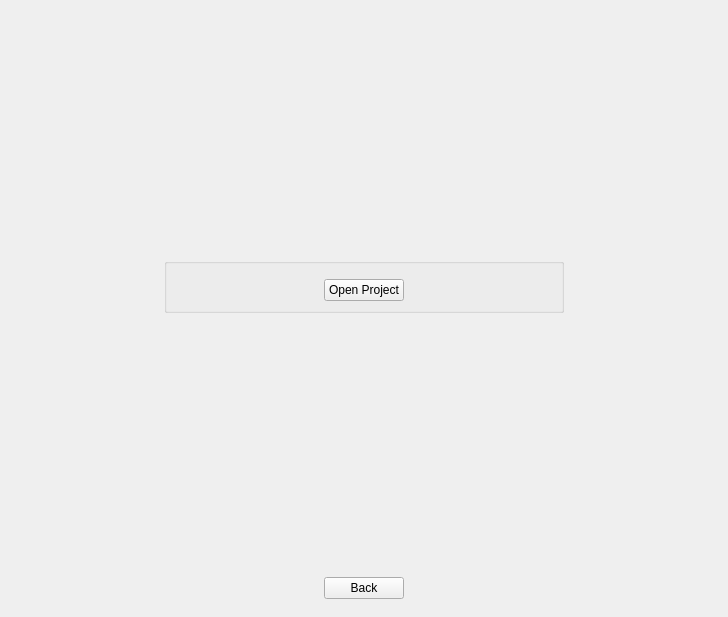
This is src/SceneScreen.ui in RemotelyChaotic/JOIPEngine as Qt 5 draws it before an edit. The edited form follows.
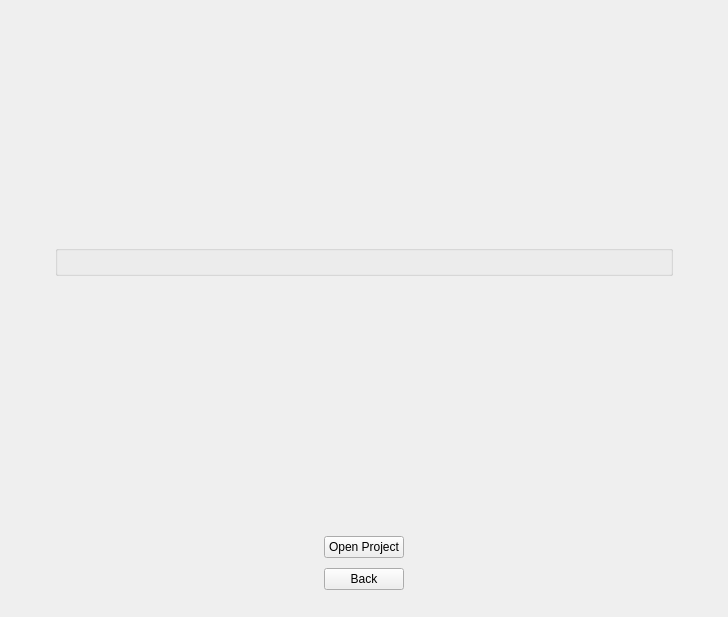
This is the edited form. Custom widgets are drawn as their Qt base class.

```diff
--- a/src/SceneScreen.ui
+++ b/src/SceneScreen.ui
@@ -36,6 +36,83 @@
      </property>
      <widget class="QWidget" name="pPageSelection">
       <layout class="QGridLayout" name="gridLayout_3">
+       <item row="1" column="1">
+        <widget class="QGroupBox" name="groupBox">
+         <property name="sizePolicy">
+          <sizepolicy hsizetype="Expanding" vsizetype="Preferred">
+           <horstretch>0</horstretch>
+           <verstretch>0</verstretch>
+          </sizepolicy>
+         </property>
+         <layout class="QGridLayout" name="gridLayout">
+          <item row="0" column="0" colspan="3">
+           <widget class="CProjectCardSelectionWidget" name="pProjectCardSelectionWidget" native="true">
+            <property name="sizePolicy">
+             <sizepolicy hsizetype="Expanding" vsizetype="Preferred">
+              <horstretch>0</horstretch>
+              <verstretch>0</verstretch>
+             </sizepolicy>
+            </property>
+           </widget>
+          </item>
+         </layout>
+        </widget>
+       </item>
+       <item row="4" column="0" colspan="3">
+        <widget class="QWidget" name="widget_3" native="true">
+         <layout class="QHBoxLayout" name="horizontalLayout">
+          <item>
+           <spacer name="horizontalSpacer_7">
+            <property name="orientation">
+             <enum>Qt::Horizontal</enum>
+            </property>
+            <property name="sizeHint" stdset="0">
+             <size>
+              <width>40</width>
+              <height>20</height>
+             </size>
+            </property>
+           </spacer>
+          </item>
+          <item>
+           <widget class="QWidget" name="widget" native="true">
+            <layout class="QVBoxLayout" name="verticalLayout">
+             <property name="spacing">
+              <number>10</number>
+             </property>
+             <item>
+              <widget class="CMenuButton" name="pOpenExistingProjectButton">
+               <property name="text">
+                <string>Open Project</string>
+               </property>
+              </widget>
+             </item>
+             <item>
+              <widget class="CMenuButton" name="pCancelButton">
+               <property name="text">
+                <string>Back</string>
+               </property>
+              </widget>
+             </item>
+            </layout>
+           </widget>
+          </item>
+          <item>
+           <spacer name="horizontalSpacer_8">
+            <property name="orientation">
+             <enum>Qt::Horizontal</enum>
+            </property>
+            <property name="sizeHint" stdset="0">
+             <size>
+              <width>40</width>
+              <height>20</height>
+             </size>
+            </property>
+           </spacer>
+          </item>
+         </layout>
+        </widget>
+       </item>
        <item row="0" column="1">
         <spacer name="verticalSpacer_2">
          <property name="orientation">
@@ -49,32 +126,6 @@
          </property>
         </spacer>
        </item>
-       <item row="1" column="0">
-        <spacer name="horizontalSpacer">
-         <property name="orientation">
-          <enum>Qt::Horizontal</enum>
-         </property>
-         <property name="sizeHint" stdset="0">
-          <size>
-           <width>149</width>
-           <height>20</height>
-          </size>
-         </property>
-        </spacer>
-       </item>
-       <item row="1" column="2">
-        <spacer name="horizontalSpacer_2">
-         <property name="orientation">
-          <enum>Qt::Horizontal</enum>
-         </property>
-         <property name="sizeHint" stdset="0">
-          <size>
-           <width>149</width>
-           <height>20</height>
-          </size>
-         </property>
-        </spacer>
-       </item>
        <item row="2" column="1">
         <spacer name="verticalSpacer">
          <property name="orientation">
@@ -88,86 +139,37 @@
          </property>
         </spacer>
        </item>
-       <item row="3" column="0" colspan="3">
-        <widget class="QWidget" name="widget_3" native="true">
-         <layout class="QHBoxLayout" name="horizontalLayout">
-          <item>
-           <spacer name="horizontalSpacer_7">
-            <property name="orientation">
-             <enum>Qt::Horizontal</enum>
-            </property>
-            <property name="sizeHint" stdset="0">
-             <size>
-              <width>40</width>
-              <height>20</height>
-             </size>
-            </property>
-           </spacer>
-          </item>
-          <item>
-           <widget class="CMenuButton" name="pCancelButton">
-            <property name="text">
-             <string>Back</string>
-            </property>
-           </widget>
-          </item>
-          <item>
-           <spacer name="horizontalSpacer_8">
-            <property name="orientation">
-             <enum>Qt::Horizontal</enum>
-            </property>
-            <property name="sizeHint" stdset="0">
-             <size>
-              <width>40</width>
-              <height>20</height>
-             </size>
-            </property>
-           </spacer>
-          </item>
-         </layout>
-        </widget>
+       <item row="1" column="0">
+        <spacer name="horizontalSpacer">
+         <property name="orientation">
+          <enum>Qt::Horizontal</enum>
+         </property>
+         <property name="sizeType">
+          <enum>QSizePolicy::Fixed</enum>
+         </property>
+         <property name="sizeHint" stdset="0">
+          <size>
+           <width>40</width>
+           <height>20</height>
+          </size>
+         </property>
+        </spacer>
        </item>
-       <item row="1" column="1">
-        <widget class="QGroupBox" name="groupBox">
-         <layout class="QGridLayout" name="gridLayout">
-          <item row="0" column="0" colspan="3">
-           <widget class="CProjectCardSelectionWidget" name="pProjectCardSelectionWidget" native="true"/>
-          </item>
-          <item row="1" column="0">
-           <spacer name="horizontalSpacer_6">
-            <property name="orientation">
-             <enum>Qt::Horizontal</enum>
-            </property>
-            <property name="sizeHint" stdset="0">
-             <size>
-              <width>142</width>
-              <height>20</height>
-             </size>
-            </property>
-           </spacer>
-          </item>
-          <item row="1" column="1">
-           <widget class="QPushButton" name="pOpenExistingProjectButton">
-            <property name="text">
-             <string>Open Project</string>
-            </property>
-           </widget>
-          </item>
-          <item row="1" column="2">
-           <spacer name="horizontalSpacer_5">
-            <property name="orientation">
-             <enum>Qt::Horizontal</enum>
-            </property>
-            <property name="sizeHint" stdset="0">
-             <size>
-              <width>142</width>
-              <height>20</height>
-             </size>
-            </property>
-           </spacer>
-          </item>
-         </layout>
-        </widget>
+       <item row="1" column="2">
+        <spacer name="horizontalSpacer_2">
+         <property name="orientation">
+          <enum>Qt::Horizontal</enum>
+         </property>
+         <property name="sizeType">
+          <enum>QSizePolicy::Fixed</enum>
+         </property>
+         <property name="sizeHint" stdset="0">
+          <size>
+           <width>40</width>
+           <height>20</height>
+          </size>
+         </property>
+        </spacer>
        </item>
       </layout>
      </widget>
```
